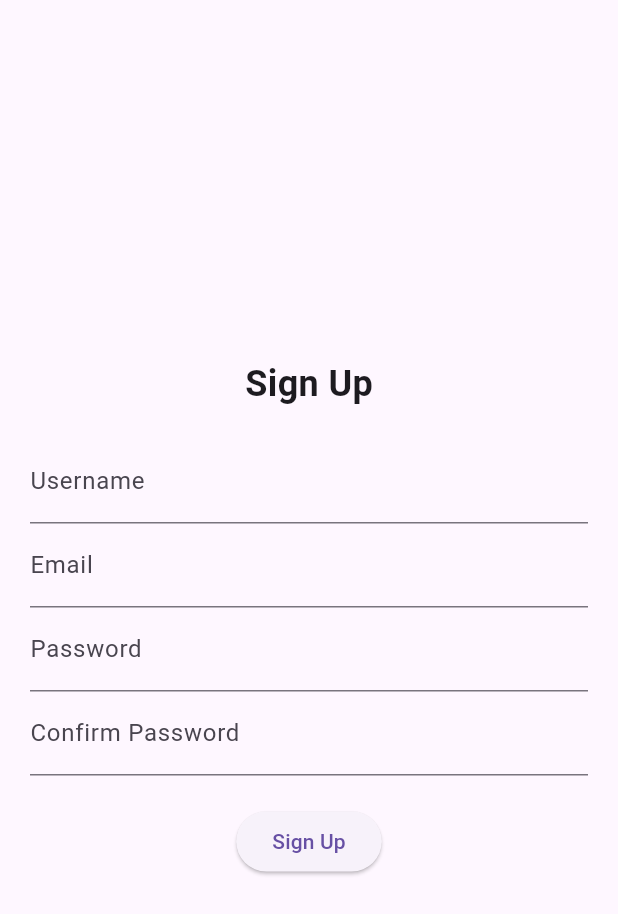
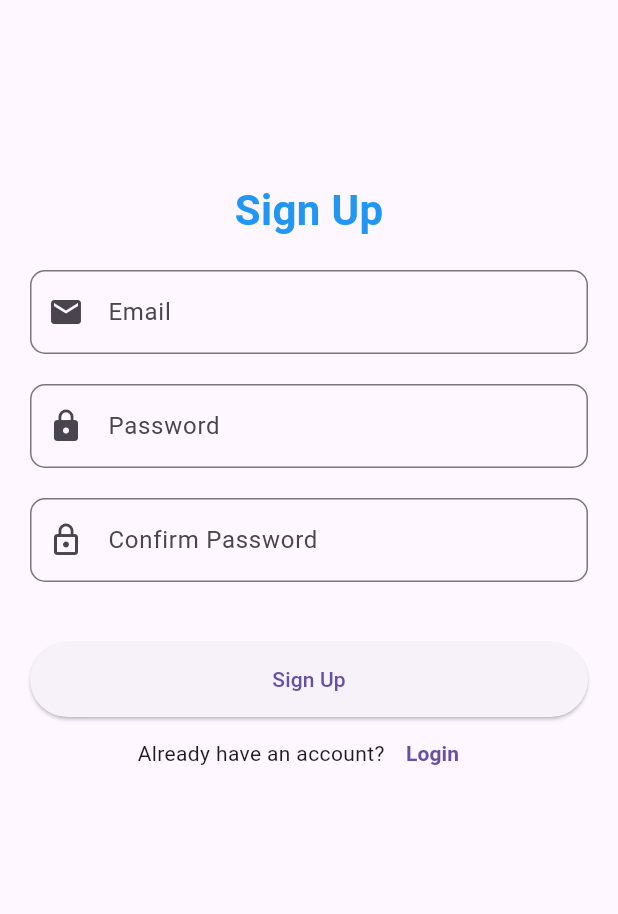
Before and after one commit to HIT-Solution/weight_scaling_system, a Flutter app: the SignUpPage screen opened directly, on a phone screen of 412 x 824 dp. Shown: the top 914 px of the screen. Run offline on Flutter 3.47's test engine with Material 3 defaults, Android fonts, the light colour scheme and no system bars; our stand-ins replace firebase_auth, firebase_core, get, image_picker, shared_preferences; accounts and stored records are empty.

Commit message:
login signup page design

```diff
--- a/lib/auth_controller.dart
+++ b/lib/auth_controller.dart
@@ -13,7 +13,7 @@
     _firebaseUser.bindStream(_auth.authStateChanges());
   }
 
-  Future<void> createUser(String username, String email, String password) async {
+  Future<void> createUser(String email, String password) async {
     try {
       await _auth.createUserWithEmailAndPassword(email: email, password: password);
       // Optionally, update the username
--- a/lib/main.dart
+++ b/lib/main.dart
@@ -11,7 +11,8 @@
   WidgetsFlutterBinding.ensureInitialized();
   await Firebase.initializeApp();
   runApp(
-       GetMaterialApp(debugShowCheckedModeBanner: false, home: LandingPage()));
+       GetMaterialApp(debugShowCheckedModeBanner: false, home: LandingPage(),
+       theme: ThemeData.light(useMaterial3: true),));
 }
 
 
--- a/lib/signup_page.dart
+++ b/lib/signup_page.dart
@@ -1,6 +1,7 @@
 import 'package:flutter/material.dart';
 import 'package:get/get.dart';
 import 'auth_controller.dart';
+import 'login_page.dart'; // Assuming LoginPage exists for navigation.
 
 class SignUpPage extends StatelessWidget {
   final AuthController _authController = Get.put(AuthController());
@@ -9,47 +10,103 @@
   final TextEditingController confirmPasswordController = TextEditingController();
   final TextEditingController usernameController = TextEditingController();
 
+  SignUpPage({super.key});
+
   @override
   Widget build(BuildContext context) {
     return Scaffold(
-      body: Padding(
-        padding: EdgeInsets.all(20),
+      body: SingleChildScrollView(
+        child: Padding(
+          padding: const EdgeInsets.all(20),
           child: Column(
             mainAxisAlignment: MainAxisAlignment.center,
             children: <Widget>[
-            Text("Sign Up", style: TextStyle(fontSize: 24, fontWeight: FontWeight.bold)),
-            SizedBox(height: 20),
-            TextField(
-              controller: usernameController,
-              decoration: InputDecoration(labelText: "Username"),
+              const SizedBox(height: 100),
+              const Text(
+                "Sign Up",
+                style: TextStyle(fontSize: 28, fontWeight: FontWeight.bold,
+                color: Colors.blue),
               ),
+              // const SizedBox(height: 50),
+              // TextField(
+              //   controller: usernameController,
+              //   decoration: InputDecoration(
+              //     labelText: "Username",
+              //     prefixIcon: Icon(Icons.person),
+              //     border: OutlineInputBorder(
+              //       borderRadius: BorderRadius.circular(10),
+              //     ),
+              //   ),
+              // ),
+              const SizedBox(height: 20),
               TextField(
                 controller: emailController,
-              decoration: InputDecoration(labelText: "Email"),
+                decoration: InputDecoration(
+                  labelText: "Email",
+                  prefixIcon: Icon(Icons.email),
+                  border: OutlineInputBorder(
+                    borderRadius: BorderRadius.circular(10),
                   ),
+                ),
+              ),
+              const SizedBox(height: 20),
               TextField(
                 controller: passwordController,
                 obscureText: true,
-              decoration: InputDecoration(labelText: "Password"),
+                decoration: InputDecoration(
+                  labelText: "Password",
+                  prefixIcon: Icon(Icons.lock),
+                  border: OutlineInputBorder(
+                    borderRadius: BorderRadius.circular(10),
                   ),
+                ),
+              ),
+              const SizedBox(height: 20),
               TextField(
                 controller: confirmPasswordController,
                 obscureText: true,
-              decoration: InputDecoration(labelText: "Confirm Password"),
+                decoration: InputDecoration(
+                  labelText: "Confirm Password",
+                  prefixIcon: Icon(Icons.lock_outline),
+                  border: OutlineInputBorder(
+                    borderRadius: BorderRadius.circular(10),
                   ),
-            SizedBox(height: 20),
+                ),
+              ),
+              const SizedBox(height: 40),
               ElevatedButton(
                 onPressed: () {
+                  Get.back();
                   if (emailController.text.isNotEmpty &&
                       passwordController.text == confirmPasswordController.text &&
                       passwordController.text.isNotEmpty) {
                     _authController.createUser(
-                      usernameController.text, emailController.text, passwordController.text);
+                        usernameController.text, emailController.text);
                   }
                 },
-              child: Text("Sign Up"),
+                child: const Text("Sign Up"),
+                style: ElevatedButton.styleFrom(
+                  // backgroundColor: Colors.teal,
+                  minimumSize: Size(double.infinity, 50),
+                ),
+              ),
+              Row(
+                mainAxisAlignment: MainAxisAlignment.center,
+                children: [
+                  const Text("Already have an account?"),
+                  TextButton(
+                    onPressed: () {
+                      Get.to(() => LoginPage());
+                    },
+                    child: const Text(
+                      "Login",
+                      style: TextStyle(fontWeight: FontWeight.bold),
+                    ),
+                  ),
+                ],
               )
             ],
+          ),
         ),
       ),
     );
```
Also changed, not shown: lib/login_page.dart (+58 -8 lines). Lines whose indentation alone changed are shown as unchanged.
